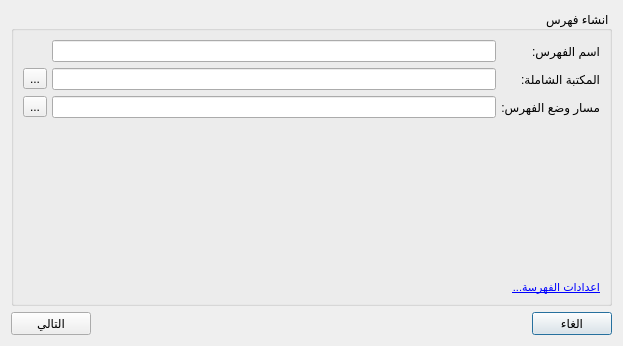
The window that src/indexingdialg.ui (boussouira/albahhet) describes before a commit, drawn with Qt 5.
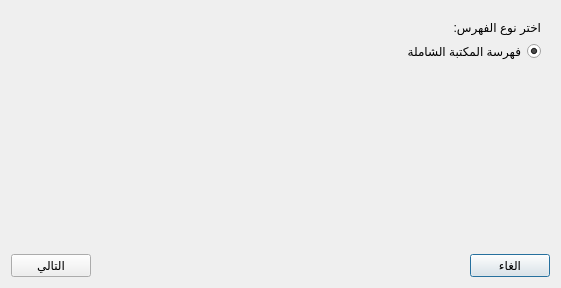
The same window after the commit.

Diff of the .ui file:
```diff
--- a/src/indexingdialg.ui
+++ b/src/indexingdialg.ui
@@ -6,8 +6,8 @@
    <rect>
     <x>0</x>
     <y>0</y>
-    <width>623</width>
-    <height>346</height>
+    <width>561</width>
+    <height>288</height>
    </rect>
   </property>
   <property name="windowTitle">
@@ -21,272 +21,45 @@
   </property>
   <layout class="QVBoxLayout" name="verticalLayout_6">
    <item>
-    <widget class="QStackedWidget" name="stackedWidget">
-     <property name="currentIndex">
-      <number>0</number>
+    <widget class="QWidget" name="widgetSelectIndexType" native="true">
+     <property name="sizePolicy">
+      <sizepolicy hsizetype="Preferred" vsizetype="Expanding">
+       <horstretch>0</horstretch>
+       <verstretch>0</verstretch>
+      </sizepolicy>
      </property>
-     <widget class="QWidget" name="page">
-      <layout class="QVBoxLayout" name="verticalLayout_7">
-       <property name="spacing">
-        <number>0</number>
-       </property>
-       <property name="margin">
-        <number>0</number>
-       </property>
-       <item>
-        <widget class="QGroupBox" name="groupBox_2">
-         <property name="title">
-          <string>انشاء فهرس</string>
-         </property>
-         <layout class="QVBoxLayout" name="verticalLayout_2">
-          <item>
-           <layout class="QGridLayout" name="gridLayout">
-            <property name="horizontalSpacing">
-             <number>5</number>
-            </property>
-            <item row="1" column="1">
-             <widget class="QLineEdit" name="lineShamelaPath">
-              <property name="layoutDirection">
-               <enum>Qt::LeftToRight</enum>
-              </property>
-              <property name="text">
-               <string/>
-              </property>
-             </widget>
-            </item>
-            <item row="1" column="2">
-             <widget class="QToolButton" name="buttonSelectShamela">
-              <property name="text">
-               <string>...</string>
-              </property>
-             </widget>
-            </item>
-            <item row="1" column="0">
-             <widget class="QLabel" name="label_4">
-              <property name="text">
-               <string>المكتبة الشاملة:</string>
-              </property>
-             </widget>
-            </item>
-            <item row="0" column="0">
-             <widget class="QLabel" name="label_5">
-              <property name="text">
-               <string>اسم الفهرس:</string>
-              </property>
-             </widget>
-            </item>
-            <item row="0" column="1">
-             <widget class="QLineEdit" name="lineIndexName">
-              <property name="sizePolicy">
-               <sizepolicy hsizetype="Expanding" vsizetype="Maximum">
-                <horstretch>0</horstretch>
-                <verstretch>0</verstretch>
-               </sizepolicy>
-              </property>
-              <property name="text">
-               <string/>
-              </property>
-             </widget>
-            </item>
-            <item row="2" column="1">
-             <widget class="QLineEdit" name="lineIndexPath">
-              <property name="layoutDirection">
-               <enum>Qt::LeftToRight</enum>
-              </property>
-              <property name="text">
-               <string/>
-              </property>
-             </widget>
-            </item>
-            <item row="2" column="0">
-             <widget class="QLabel" name="label_6">
-              <property name="text">
-               <string>مسار وضع الفهرس:</string>
-              </property>
-             </widget>
-            </item>
-            <item row="2" column="2">
-             <widget class="QToolButton" name="buttonSelectIndexPath">
-              <property name="text">
-               <string>...</string>
-              </property>
-             </widget>
-            </item>
-           </layout>
-          </item>
-          <item>
-           <spacer name="verticalSpacer">
-            <property name="orientation">
-             <enum>Qt::Vertical</enum>
-            </property>
-            <property name="sizeHint" stdset="0">
-             <size>
-              <width>20</width>
-              <height>40</height>
-             </size>
-            </property>
-           </spacer>
-          </item>
-          <item>
-           <widget class="QLabel" name="label_2">
-            <property name="cursor">
-             <cursorShape>PointingHandCursor</cursorShape>
-            </property>
-            <property name="text">
-             <string>&lt;!DOCTYPE HTML PUBLIC &quot;-//W3C//DTD HTML 4.0//EN&quot; &quot;http://www.w3.org/TR/REC-html40/strict.dtd&quot;&gt;
-&lt;html&gt;&lt;head&gt;&lt;meta name=&quot;qrichtext&quot; content=&quot;1&quot; /&gt;&lt;style type=&quot;text/css&quot;&gt;
-p, li { white-space: pre-wrap; }
-&lt;/style&gt;&lt;/head&gt;&lt;body style=&quot; font-family:'MS Shell Dlg 2'; font-size:8.25pt; font-weight:400; font-style:normal;&quot;&gt;
-&lt;p dir='rtl' style=&quot; margin-top:0px; margin-bottom:0px; margin-left:0px; margin-right:0px; -qt-block-indent:0; text-indent:0px;&quot;&gt;&lt;a href=&quot;#settings&quot;&gt;&lt;span style=&quot; text-decoration: underline; color:#0000ff;&quot;&gt;اعدادات الفهرسة...&lt;/span&gt;&lt;/a&gt;&lt;/p&gt;&lt;/body&gt;&lt;/html&gt;</string>
-            </property>
-            <property name="textFormat">
-             <enum>Qt::RichText</enum>
-            </property>
-           </widget>
-          </item>
-         </layout>
-        </widget>
-       </item>
-      </layout>
-     </widget>
-     <widget class="QWidget" name="page_3">
-      <layout class="QVBoxLayout" name="verticalLayout_4">
-       <property name="margin">
-        <number>0</number>
-       </property>
-       <item>
-        <widget class="QLabel" name="label">
-         <property name="layoutDirection">
-          <enum>Qt::RightToLeft</enum>
-         </property>
-         <property name="locale">
-          <locale language="Arabic" country="Morocco"/>
-         </property>
-         <property name="text">
-          <string>الكتب التي سيتم فهرستها :</string>
-         </property>
-        </widget>
-       </item>
-       <item>
-        <widget class="QListWidget" name="listWidget"/>
-       </item>
-      </layout>
-     </widget>
-     <widget class="QWidget" name="page_4">
-      <layout class="QVBoxLayout" name="verticalLayout_11">
-       <item>
-        <widget class="QLabel" name="labelStartIndexing">
-         <property name="text">
-          <string>بدأ الفهرسة</string>
-         </property>
-        </widget>
-       </item>
-       <item>
-        <widget class="QWidget" name="widgetBooksProgress" native="true">
-         <layout class="QVBoxLayout" name="verticalLayout_10"/>
-        </widget>
-       </item>
-       <item>
-        <spacer name="verticalSpacer_3">
-         <property name="orientation">
-          <enum>Qt::Vertical</enum>
-         </property>
-         <property name="sizeHint" stdset="0">
-          <size>
-           <width>20</width>
-           <height>40</height>
-          </size>
-         </property>
-        </spacer>
-       </item>
-       <item>
-        <widget class="QGroupBox" name="groupBox_4">
-         <property name="title">
-          <string/>
-         </property>
-         <layout class="QVBoxLayout" name="verticalLayout_5">
-          <item>
-           <widget class="QLabel" name="label_8">
-            <property name="text">
-             <string>تقدم الفهرسة:</string>
-            </property>
-           </widget>
-          </item>
-          <item>
-           <widget class="QProgressBar" name="progressBar">
-            <property name="alignment">
-             <set>Qt::AlignCenter</set>
-            </property>
-            <property name="format">
-             <string>%v/%m (%p%)</string>
-            </property>
-           </widget>
-          </item>
-         </layout>
-        </widget>
-       </item>
-       <item>
-        <widget class="QCheckBox" name="checkOptimizeIndex">
-         <property name="text">
-          <string>ضغط الفهرس عند انتهاء الفهرسة</string>
-         </property>
-         <property name="checked">
-          <bool>true</bool>
-         </property>
-        </widget>
-       </item>
-       <item>
-        <widget class="QCheckBox" name="checkShutDown">
-         <property name="text">
-          <string>اطفاء الجهاز عند الانتهاء</string>
-         </property>
-        </widget>
-       </item>
-      </layout>
-     </widget>
-     <widget class="QWidget" name="page_5">
-      <layout class="QVBoxLayout" name="verticalLayout_8">
-       <item>
-        <widget class="QGroupBox" name="groupBox_3">
-         <property name="title">
-          <string>تمت الفهرس بنجاح</string>
-         </property>
-         <layout class="QVBoxLayout" name="verticalLayout_9">
-          <item>
-           <widget class="QLabel" name="labelIndexingInfo">
-            <property name="text">
-             <string>&lt;!DOCTYPE HTML PUBLIC &quot;-//W3C//DTD HTML 4.0//EN&quot; &quot;http://www.w3.org/TR/REC-html40/strict.dtd&quot;&gt;
-&lt;html&gt;&lt;head&gt;&lt;meta name=&quot;qrichtext&quot; content=&quot;1&quot; /&gt;&lt;style type=&quot;text/css&quot;&gt;
-p, li { white-space: pre-wrap; }
-&lt;/style&gt;&lt;/head&gt;&lt;body style=&quot; font-family:'MS Shell Dlg 2'; font-size:8.25pt; font-weight:400; font-style:normal;&quot;&gt;
-&lt;p dir='rtl' style=&quot; margin-top:0px; margin-bottom:0px; margin-left:0px; margin-right:0px; -qt-block-indent:0; text-indent:0px;&quot;&gt;تمت فهرسة %1&lt;/p&gt;
-&lt;p dir='rtl' style=&quot; margin-top:0px; margin-bottom:0px; margin-left:0px; margin-right:0px; -qt-block-indent:0; text-indent:0px;&quot;&gt;&lt;span style=&quot; font-size:8pt;&quot;&gt;تمت الفهرسة خلال %2&lt;/span&gt;&lt;/p&gt;
-&lt;p dir='rtl' style=&quot; margin-top:0px; margin-bottom:0px; margin-left:0px; margin-right:0px; -qt-block-indent:0; text-indent:0px;&quot;&gt;&lt;span style=&quot; font-size:8pt;&quot;&gt;تم ضغط الفهرس خلال %3&lt;/span&gt;&lt;/p&gt;
-&lt;p style=&quot;-qt-paragraph-type:empty; margin-top:0px; margin-bottom:0px; margin-left:0px; margin-right:0px; -qt-block-indent:0; text-indent:0px; font-size:8pt;&quot;&gt;&lt;/p&gt;&lt;/body&gt;&lt;/html&gt;</string>
-            </property>
-            <property name="textInteractionFlags">
-             <set>Qt::LinksAccessibleByMouse|Qt::TextSelectableByMouse</set>
-            </property>
-           </widget>
-          </item>
-         </layout>
-        </widget>
-       </item>
-       <item>
-        <spacer name="verticalSpacer_4">
-         <property name="orientation">
-          <enum>Qt::Vertical</enum>
-         </property>
-         <property name="sizeHint" stdset="0">
-          <size>
-           <width>20</width>
-           <height>40</height>
-          </size>
-         </property>
-        </spacer>
-       </item>
-      </layout>
-     </widget>
+     <layout class="QVBoxLayout" name="verticalLayout_2">
+      <item>
+       <widget class="QLabel" name="label">
+        <property name="text">
+         <string>اختر نوع الفهرس:</string>
+        </property>
+       </widget>
+      </item>
+      <item>
+       <widget class="QRadioButton" name="radioShamela">
+        <property name="text">
+         <string>فهرسة المكتبة الشاملة</string>
+        </property>
+        <property name="checked">
+         <bool>true</bool>
+        </property>
+       </widget>
+      </item>
+      <item>
+       <spacer name="verticalSpacer">
+        <property name="orientation">
+         <enum>Qt::Vertical</enum>
+        </property>
+        <property name="sizeHint" stdset="0">
+         <size>
+          <width>20</width>
+          <height>176</height>
+         </size>
+        </property>
+       </spacer>
+      </item>
+     </layout>
     </widget>
    </item>
    <item>
@@ -311,7 +84,7 @@
        </property>
        <property name="sizeHint" stdset="0">
         <size>
-         <width>40</width>
+         <width>218</width>
          <height>20</height>
         </size>
        </property>
```
Left out of the diff: 8 changed lines with no effect on the pictures.
